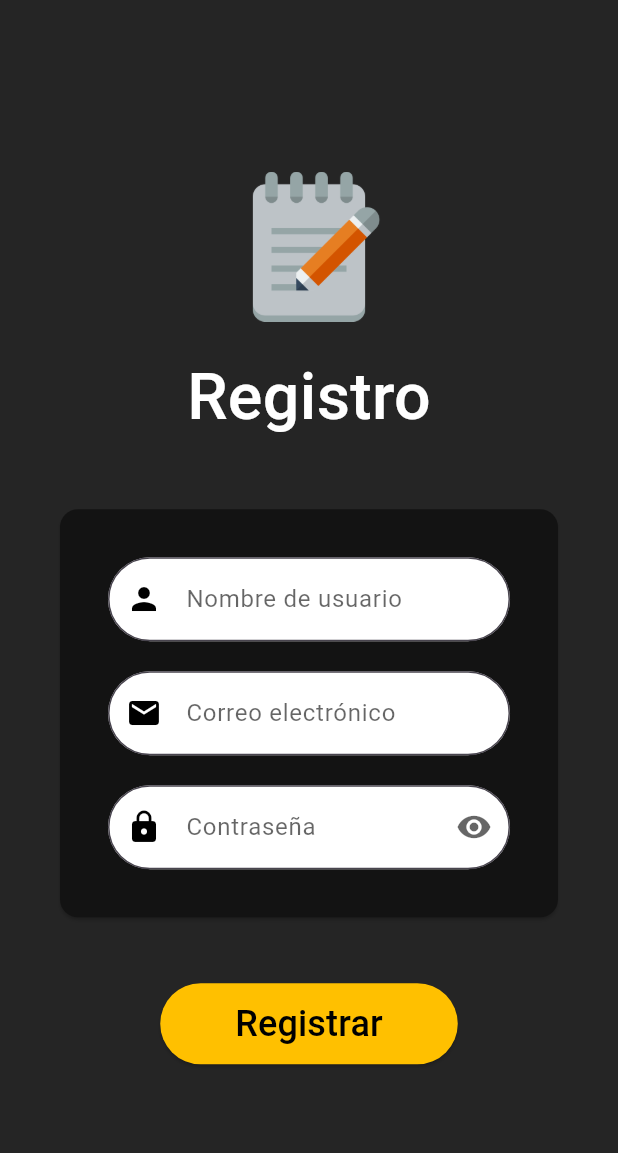
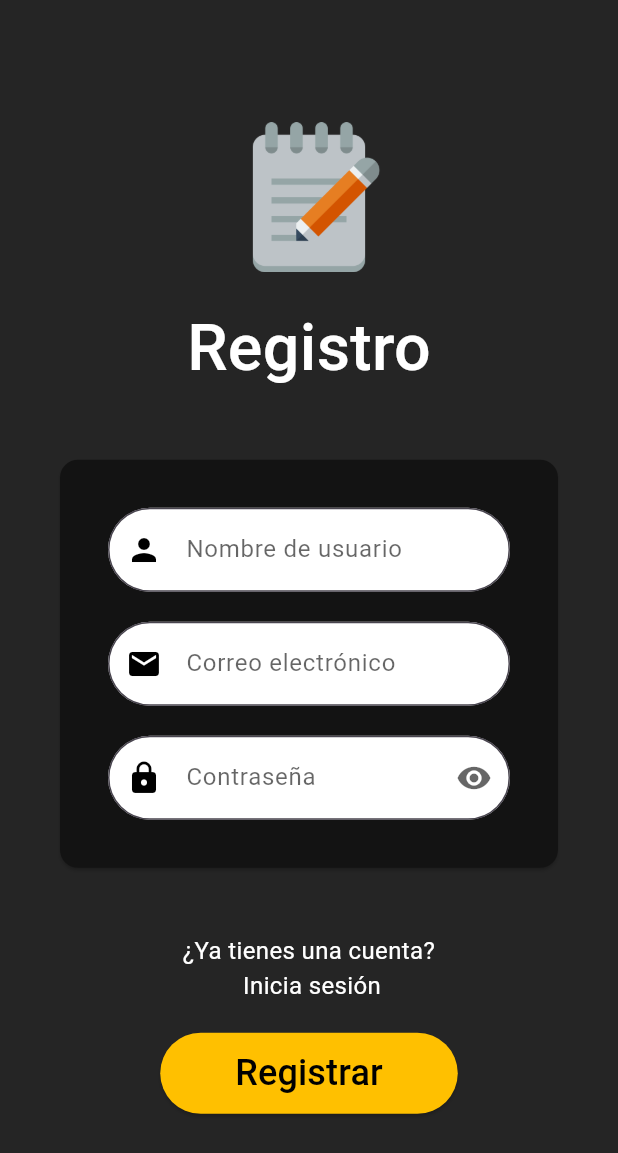
Before and after one commit to DeanHdz/Notepad, a Flutter app: the Register screen opened by its route, on a phone screen of 412 x 824 dp. Shown: the top 1153 px of the screen. Run offline on Flutter 3.47's test engine with Material 3 defaults, Android fonts, the phone set to English and light mode, and no system bars.

Commit message:
Redirección entre login y registro, ruta inicial definido en main

```diff
--- a/lib/main.dart
+++ b/lib/main.dart
@@ -24,6 +24,7 @@ class MainApp extends StatelessWidget {
         '/note': (context) => const Note(),
         '/checklist': (context) => const Checklist(),
       },
+      initialRoute: '/login',
     );
   }
 }
--- a/lib/screens/register.dart
+++ b/lib/screens/register.dart
@@ -126,6 +126,21 @@ class _RegisterState extends State<Register> {
                   ),
                 ),
                 const SizedBox(height: 20),
+                // Texto que redirige a la vista de login
+                GestureDetector(
+                  onTap: () {
+                    Navigator.pushNamed(context, '/login');
+                  },
+                  child: const Text(
+                    '¿Ya tienes una cuenta?\n Inicia sesión',
+                    textAlign: TextAlign.center,
+                    style: TextStyle(
+                      color: Colors.white,
+                      fontSize: 16,
+                    ),
+                  ),
+                ),
+                const SizedBox(height: 20),
                 ElevatedButton(
                   onPressed: () {
                     registerUser();
```
Also changed, not shown: lib/screens/login.dart (+15 -0 lines).
